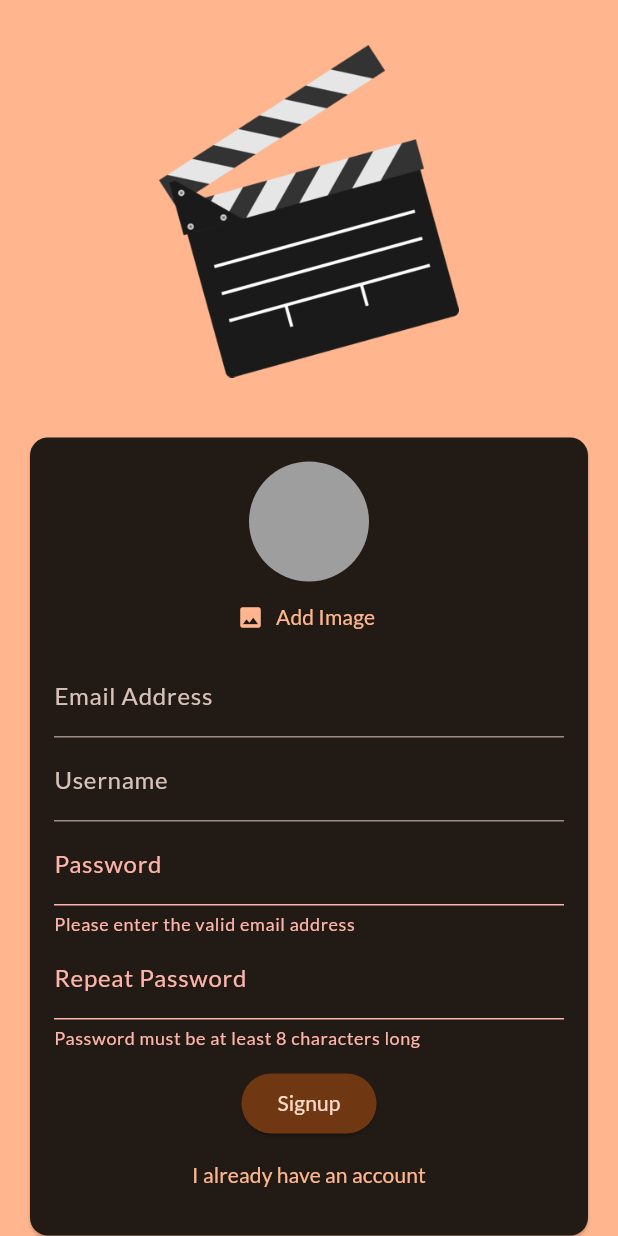
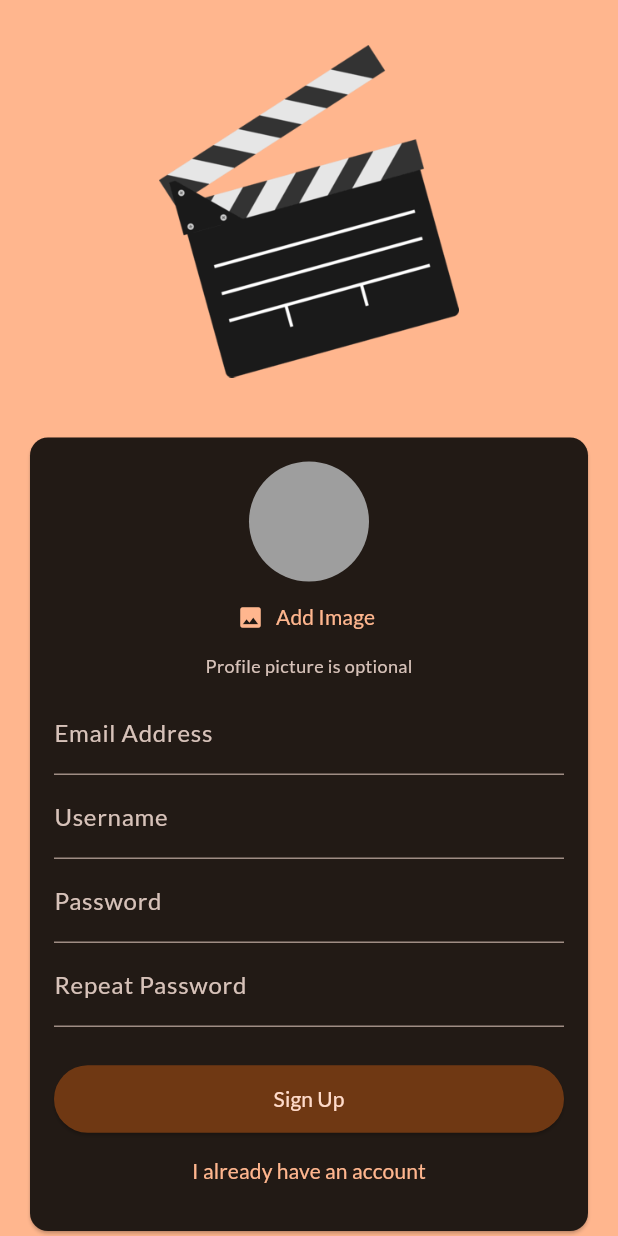
Before and after one commit to kacperstraszak/MovieApp, a Flutter app: the screen it shows after launch, after a tap on "Login", after a tap on "Create an account", on a phone screen of 412 x 824 dp. Run offline on Flutter 3.47's test engine with Material 3 defaults, Android fonts, the phone set to English and light mode, and no system bars; our stand-ins replace flutter_riverpod, google_fonts, image_picker, supabase_flutter; accounts and stored records are empty.

Commit message:
auth screen nearly working

```diff
--- a/movie_recommendation_app/lib/screens/auth.dart
+++ b/movie_recommendation_app/lib/screens/auth.dart
@@ -25,10 +25,31 @@ class _AuthScreenState extends State<AuthScreen> {
   File? _selectedImage;
   var _isAuthenticating = false;
 
+  // URL DO API Z LOSOWYMI AWATARAMI
+  static const String _defaultAvatarUrl =
+      'https://api.dicebear.com/7.x/avataaars/png?seed=default';
+
   void _submit() async {
     final isValid = _form.currentState!.validate();
 
-    if (!isValid || !_isLogin && _selectedImage == null) {
+    if (!isValid) {
+      return;
+    }
+
+    // SPRAWDZENIE POWTÓRZONEGO HASŁA
+    if (!_isLogin && _enteredPassword != _enteredPasswordRepeated) {
+      ScaffoldMessenger.of(context).clearSnackBars();
+      ScaffoldMessenger.of(context).showSnackBar(
+        SnackBar(
+          backgroundColor: Theme.of(context).colorScheme.surface,
+          content: Text(
+            'Passwords do not match',
+            style: TextStyle(
+              color: Theme.of(context).colorScheme.onSurface,
+            ),
+          ),
+        ),
+      );
       return;
     }
 
@@ -40,11 +61,13 @@ class _AuthScreenState extends State<AuthScreen> {
       });
 
       if (_isLogin) {
+        // LOGOWANIE
         await supabase.auth.signInWithPassword(
           email: _enteredEmail,
           password: _enteredPassword,
         );
       } else {
+        // REJESTRACJA
         final authResponse = await supabase.auth.signUp(
           email: _enteredEmail,
           password: _enteredPassword,
@@ -55,8 +78,10 @@ class _AuthScreenState extends State<AuthScreen> {
         }
 
         final userId = authResponse.user!.id;
+        String imageUrl = _defaultAvatarUrl;
 
-        // Upload zdjęcia do Supabase Storage
+        // WRZUCENIE ZDJĘCIA DO BAZY JEŚLI WYBRANE
+        if (_selectedImage != null) {
           final String fileName = '$userId.jpg';
           final String filePath = 'user_images/$fileName';
 
@@ -69,13 +94,13 @@ class _AuthScreenState extends State<AuthScreen> {
                 ),
               );
 
-        // Pobierz publiczny URL zdjęcia
-        final String imageUrl =
-            supabase.storage.from('avatars').getPublicUrl(filePath);
+          imageUrl = supabase.storage.from('avatars').getPublicUrl(filePath);
+        }
 
-        await supabase.from('users').insert({
+        // ZAPIS DANYCH UŻYTKOWNIKA
+        await supabase.from('profiles').insert({
           'id': userId,
-          'username': _enteredUsername,
+          'username': _enteredUsername.trim(),
           'email': _enteredEmail,
           'image_url': imageUrl,
         });
@@ -85,7 +110,13 @@ class _AuthScreenState extends State<AuthScreen> {
         ScaffoldMessenger.of(context).clearSnackBars();
         ScaffoldMessenger.of(context).showSnackBar(
           SnackBar(
-            content: Text(error.message),
+            backgroundColor: Theme.of(context).colorScheme.surface,
+            content: Text(
+              error.message,
+              style: TextStyle(
+                color: Theme.of(context).colorScheme.onSurface,
+              ),
+            ),
           ),
         );
       }
@@ -97,7 +128,13 @@ class _AuthScreenState extends State<AuthScreen> {
         ScaffoldMessenger.of(context).clearSnackBars();
         ScaffoldMessenger.of(context).showSnackBar(
           SnackBar(
-            content: Text('Image upload failed: ${error.message}'),
+            backgroundColor: Theme.of(context).colorScheme.onPrimary,
+            content: Text(
+              'Image upload failed: ${error.message}',
+              style: TextStyle(
+                color: Theme.of(context).colorScheme.onSurface,
+              ),
+            ),
           ),
         );
       }
@@ -109,7 +146,13 @@ class _AuthScreenState extends State<AuthScreen> {
         ScaffoldMessenger.of(context).clearSnackBars();
         ScaffoldMessenger.of(context).showSnackBar(
           SnackBar(
-            content: Text('An error occurred: $error'),
+            backgroundColor: Theme.of(context).colorScheme.onPrimary,
+            content: Text(
+              'An error occurred: $error',
+              style: TextStyle(
+                color: Theme.of(context).colorScheme.onSurface,
+              ),
+            ),
           ),
         );
       }
@@ -117,6 +160,18 @@ class _AuthScreenState extends State<AuthScreen> {
         _isAuthenticating = false;
       });
     }
+  }
+
+  void _toggleAuthMode() {
+    setState(() {
+      _isLogin = !_isLogin;
+      _form.currentState?.reset();
+      _selectedImage = null;
+      _enteredEmail = '';
+      _enteredPassword = '';
+      _enteredPasswordRepeated = '';
+      _enteredUsername = '';
+    });
   }
 
   @override
@@ -148,13 +203,28 @@ class _AuthScreenState extends State<AuthScreen> {
                       child: Column(
                         mainAxisSize: MainAxisSize.min,
                         children: [
-                            if (!_isLogin)
+                          if (!_isLogin) ...[
                             UserImagePicker(
                               onPickImage: (pickedImage) {
                                 _selectedImage = pickedImage;
                               },
                             ),
+                            Text(
+                              'Profile picture is optional',
+                              textAlign: TextAlign.start,
+                              style: TextStyle(
+                                fontSize: 12,
+                                color: Theme.of(context)
+                                    .colorScheme
+                                    .onSurfaceVariant,
+                              ),
+                            ),
+                            const SizedBox(height: 8),
+                          ],
                           TextFormField(
+                            style: TextStyle(
+                              color: Theme.of(context).colorScheme.onSurface,
+                            ),
                             decoration: InputDecoration(
                               labelText: 'Email Address',
                               fillColor: Theme.of(context).colorScheme.surface,
@@ -166,7 +236,7 @@ class _AuthScreenState extends State<AuthScreen> {
                               if (value == null ||
                                   value.trim().isEmpty ||
                                   !value.contains('@')) {
-                                  return 'Please enter the valid email address';
+                                return 'Please enter a valid email address';
                               }
                               return null;
                             },
@@ -176,14 +246,19 @@ class _AuthScreenState extends State<AuthScreen> {
                           ),
                           if (!_isLogin)
                             TextFormField(
+                              style: TextStyle(
+                                color: Theme.of(context).colorScheme.onSurface,
+                              ),
                               decoration: const InputDecoration(
-                                    labelText: 'Username'),
+                                labelText: 'Username',
+                              ),
                               enableSuggestions: false,
                               validator: (value) {
-                                  if (value == null ||
-                                      value.isEmpty ||
-                                      value.trim().length < 4) {
-                                    return 'Please enter at least 4 characters.';
+                                if (value == null || value.trim().isEmpty) {
+                                  return 'Please enter a username';
+                                }
+                                if (value.trim().length < 4) {
+                                  return 'Username must be at least 4 characters';
                                 }
                                 return null;
                               },
@@ -192,15 +267,15 @@ class _AuthScreenState extends State<AuthScreen> {
                               },
                             ),
                           TextFormField(
+                            style: TextStyle(
+                              color: Theme.of(context).colorScheme.onSurface,
+                            ),
                             decoration: const InputDecoration(
                               labelText: 'Password',
                             ),
                             obscureText: true,
                             validator: (value) {
-                                if (value == null ||
-                                    value.trim().length < 8 ||
-                                    _enteredPassword !=
-                                        _enteredPasswordRepeated) {
+                              if (value == null || value.trim().length < 8) {
                                 return 'Password must be at least 8 characters long';
                               }
                               return null;
@@ -208,18 +283,33 @@ class _AuthScreenState extends State<AuthScreen> {
                             onSaved: (value) {
                               _enteredPassword = value!;
                             },
+                            onChanged: (value) {
+                              _enteredPassword = value;
+                            },
                           ),
                           if (!_isLogin)
                             TextFormField(
+                              style: TextStyle(
+                                color: Theme.of(context).colorScheme.onSurface,
+                              ),
                               decoration: const InputDecoration(
                                 labelText: 'Repeat Password',
                               ),
                               obscureText: true,
+                              validator: (value) {
+                                if (value == null || value.isEmpty) {
+                                  return 'Please repeat your password';
+                                }
+                                return null;
+                              },
                               onSaved: (value) {
                                 _enteredPasswordRepeated = value!;
                               },
+                              onChanged: (value) {
+                                _enteredPasswordRepeated = value;
+                              },
                             ),
-                            const SizedBox(height: 12),
+                          const SizedBox(height: 24),
                           if (_isAuthenticating)
                             const CircularProgressIndicator(),
                           if (!_isAuthenticating)
@@ -229,9 +319,10 @@ class _AuthScreenState extends State<AuthScreen> {
                                 backgroundColor: Theme.of(context)
                                     .colorScheme
                                     .primaryContainer,
+                                minimumSize: const Size(double.infinity, 45),
                               ),
                               child: Text(
-                                  _isLogin ? 'Login' : 'Signup',
+                                _isLogin ? 'Login' : 'Sign Up',
                                 style: TextStyle(
                                   color: Theme.of(context)
                                       .colorScheme
@@ -241,11 +332,7 @@ class _AuthScreenState extends State<AuthScreen> {
                             ),
                           if (!_isAuthenticating)
                             TextButton(
-                                onPressed: () {
-                                  setState(() {
-                                    _isLogin = !_isLogin;
-                                  });
-                                },
+                              onPressed: _toggleAuthMode,
                               child: Text(
                                 _isLogin
                                     ? 'Create an account'
@@ -253,10 +340,11 @@ class _AuthScreenState extends State<AuthScreen> {
                               ),
                             ),
                         ],
-                        )),
                       ),
                     ),
-              )
+                  ),
+                ),
+              ),
             ],
           ),
         ),
--- a/movie_recommendation_app/lib/screens/splash.dart
+++ b/movie_recommendation_app/lib/screens/splash.dart
@@ -9,6 +9,16 @@ class SplashScreen extends StatelessWidget {
     return Scaffold(
       appBar: AppBar(
         title: const Text('Movie Recommendation App'),
+        actions: [
+          IconButton(
+            onPressed: () {
+              supabase.auth.signOut();
+            },
+            icon: const Icon(
+              Icons.logout,
+            ),
+          ),
+        ],
       ),
       body: preloader,
     );
--- a/movie_recommendation_app/lib/utils/constants.dart
+++ b/movie_recommendation_app/lib/utils/constants.dart
@@ -15,19 +15,3 @@ final appTheme = ThemeData(
   ),
   textTheme: GoogleFonts.latoTextTheme(),
 );
-
-extension ShowSnackBar on BuildContext {
-  void showSnackBar({
-    required String message,
-    Color backgroundColor = Colors.white,
-  }) {
-    ScaffoldMessenger.of(this).showSnackBar(SnackBar(
-      content: Text(message),
-      backgroundColor: backgroundColor,
-    ));
-  }
-
-  void showErrorSnackBar({required String message}) {
-    showSnackBar(message: message, backgroundColor: Colors.red);
-  }
-}
--- a/movie_recommendation_app/lib/widgets/user_image_picker.dart
+++ b/movie_recommendation_app/lib/widgets/user_image_picker.dart
@@ -49,7 +49,7 @@ class _UserImagePickerState extends State<UserImagePicker> {
             ),
           ),
           icon: const Icon(Icons.image),
-        )
+        ),
       ],
     );
   }
```
Lines whose indentation alone changed are shown as unchanged.
